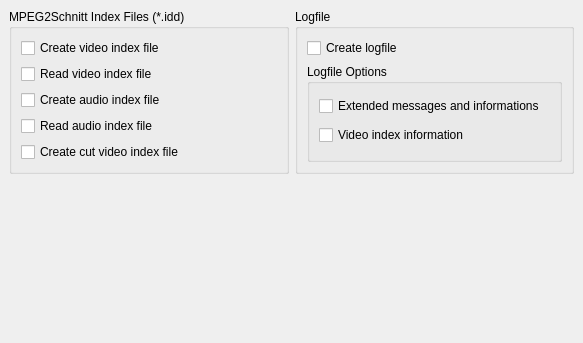
This is trunk/ui/ttcutsettingsfiles.ui in BackupTheBerlios/ttcut-svn as Qt 5 draws it before an edit. The edited form follows.
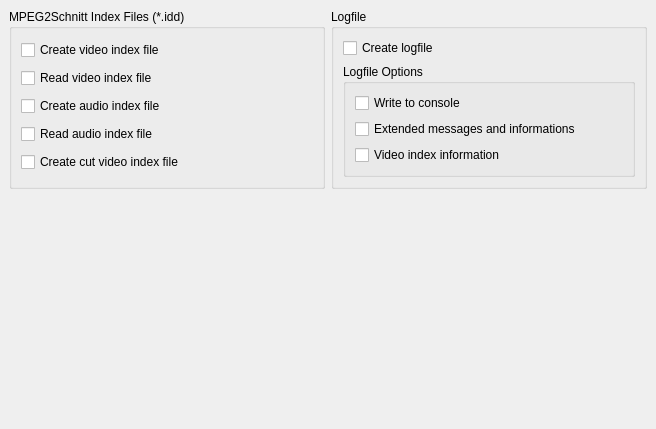
This is the edited form.

```diff
--- a/trunk/ui/ttcutsettingsfiles.ui
+++ b/trunk/ui/ttcutsettingsfiles.ui
@@ -8,8 +8,8 @@
    <rect>
     <x>0</x>
     <y>0</y>
-    <width>583</width>
-    <height>343</height>
+    <width>656</width>
+    <height>429</height>
    </rect>
   </property>
   <property name="windowTitle" >
@@ -22,6 +22,56 @@
    <property name="spacing" >
     <number>6</number>
    </property>
+   <item row="0" column="0" >
+    <widget class="QGroupBox" name="gbIDDFiles" >
+     <property name="title" >
+      <string>MPEG2Schnitt Index Files (*.idd)</string>
+     </property>
+     <layout class="QVBoxLayout" >
+      <property name="margin" >
+       <number>9</number>
+      </property>
+      <property name="spacing" >
+       <number>6</number>
+      </property>
+      <item>
+       <widget class="QCheckBox" name="cbCreateVideoIDD" >
+        <property name="text" >
+         <string>Create video index file</string>
+        </property>
+       </widget>
+      </item>
+      <item>
+       <widget class="QCheckBox" name="cbReadVideoIDD" >
+        <property name="text" >
+         <string>Read video index file</string>
+        </property>
+       </widget>
+      </item>
+      <item>
+       <widget class="QCheckBox" name="cbCreateAudioIDD" >
+        <property name="text" >
+         <string>Create audio index file</string>
+        </property>
+       </widget>
+      </item>
+      <item>
+       <widget class="QCheckBox" name="cbReadAudioIDD" >
+        <property name="text" >
+         <string>Read audio index file</string>
+        </property>
+       </widget>
+      </item>
+      <item>
+       <widget class="QCheckBox" name="cbCreateCutIDD" >
+        <property name="text" >
+         <string>Create cut video index file</string>
+        </property>
+       </widget>
+      </item>
+     </layout>
+    </widget>
+   </item>
    <item row="1" column="0" >
     <spacer>
      <property name="orientation" >
@@ -29,8 +79,8 @@
      </property>
      <property name="sizeHint" >
       <size>
-       <width>20</width>
-       <height>40</height>
+       <width>297</width>
+       <height>101</height>
       </size>
      </property>
     </spacer>
@@ -59,20 +109,27 @@
          <property name="spacing" >
           <number>6</number>
          </property>
-         <item row="1" column="0" >
+         <item row="2" column="0" >
           <widget class="QCheckBox" name="cbLogPlusVideoIndex" >
            <property name="text" >
             <string>Video index information</string>
            </property>
           </widget>
          </item>
-         <item row="0" column="0" >
+         <item row="1" column="0" >
           <widget class="QCheckBox" name="cbLogExtended" >
            <property name="text" >
             <string>Extended messages and informations</string>
            </property>
           </widget>
          </item>
+         <item row="0" column="0" >
+          <widget class="QCheckBox" name="cbLogConsole" >
+           <property name="text" >
+            <string>Write to console</string>
+           </property>
+          </widget>
+         </item>
         </layout>
        </widget>
       </item>
@@ -86,56 +143,6 @@
      </layout>
     </widget>
    </item>
-   <item row="0" column="0" >
-    <widget class="QGroupBox" name="gbIDDFiles" >
-     <property name="title" >
-      <string>MPEG2Schnitt Index Files (*.idd)</string>
-     </property>
-     <layout class="QGridLayout" >
-      <property name="margin" >
-       <number>9</number>
-      </property>
-      <property name="spacing" >
-       <number>6</number>
-      </property>
-      <item row="4" column="0" >
-       <widget class="QCheckBox" name="cbCreateCutIDD" >
-        <property name="text" >
-         <string>Create cut video index file</string>
-        </property>
-       </widget>
-      </item>
-      <item row="3" column="0" >
-       <widget class="QCheckBox" name="cbReadAudioIDD" >
-        <property name="text" >
-         <string>Read audio index file</string>
-        </property>
-       </widget>
-      </item>
-      <item row="2" column="0" >
-       <widget class="QCheckBox" name="cbCreateAudioIDD" >
-        <property name="text" >
-         <string>Create audio index file</string>
-        </property>
-       </widget>
-      </item>
-      <item row="1" column="0" >
-       <widget class="QCheckBox" name="cbReadVideoIDD" >
-        <property name="text" >
-         <string>Read video index file</string>
-        </property>
-       </widget>
-      </item>
-      <item row="0" column="0" >
-       <widget class="QCheckBox" name="cbCreateVideoIDD" >
-        <property name="text" >
-         <string>Create video index file</string>
-        </property>
-       </widget>
-      </item>
-     </layout>
-    </widget>
-   </item>
   </layout>
  </widget>
  <pixmapfunction></pixmapfunction>
```
